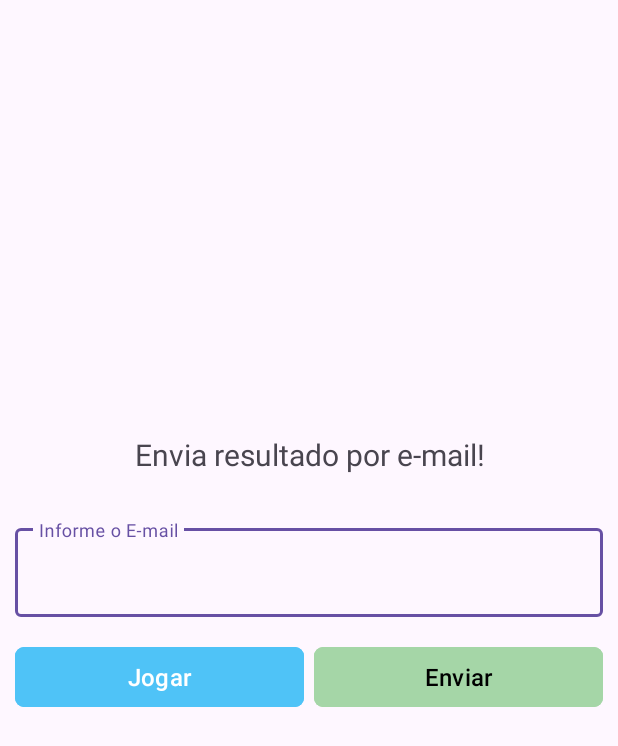
After one commit to renatocouto1867/Renato_PedraPapelTesoura, an Android app: the fragment EnviaEmailFragment placed in its activity, on a phone screen of 412 x 824 dp. The commit adds this screen. Shown: the top 746 px of the screen. Run offline under Robolectric (Android 15) with nearby library versions, the phone set to English and light mode, and no system bars.

Commit message:
inclusão do envio de email.

```diff
--- /dev/null
+++ b/app/src/main/java/com/example/renato_pedrapapeltesoura/ui/email/EnviaEmailFragment.java
@@ -0,0 +1,111 @@
+package com.example.renato_pedrapapeltesoura.ui.email;
+
+import android.content.Intent;
+import android.os.Bundle;
+import android.view.LayoutInflater;
+import android.view.View;
+import android.view.ViewGroup;
+import android.widget.Toast;
+
+import androidx.annotation.NonNull;
+import androidx.annotation.Nullable;
+import androidx.fragment.app.Fragment;
+
+import com.example.renato_pedrapapeltesoura.R;
+import com.example.renato_pedrapapeltesoura.databinding.FragmentEnviaEmailBinding;
+import com.example.renato_pedrapapeltesoura.ui.jogada.JogadaFragment;
+
+public class EnviaEmailFragment extends Fragment {
+    private static final String ARG_RESULTADO = "mensagem";
+    String mensagemEnviar;
+    String titulo = "Resultado da rodada";
+    private FragmentEnviaEmailBinding binding;
+
+    public static EnviaEmailFragment newInstance(String mensagem) {
+        EnviaEmailFragment fragment = new EnviaEmailFragment();
+        Bundle args = new Bundle();
+        args.putString(ARG_RESULTADO, mensagem);
+        fragment.setArguments(args);
+
+        return fragment;
+    }
+
+    @Override
+    public void onCreate(Bundle savedInstanceState) {
+        super.onCreate(savedInstanceState);
+        if (getArguments() != null) {
+            mensagemEnviar = getArguments().getString(ARG_RESULTADO);
+        }
+
+    }
+
+    @Override
+    public View onCreateView(@NonNull LayoutInflater inflater, @Nullable ViewGroup container,
+                             @Nullable Bundle savedInstanceState) {
+        binding = FragmentEnviaEmailBinding.inflate(inflater, container, false);
+
+        configuraClick();
+        binding.editEmail.requestFocus();
+
+        return binding.getRoot();
+    }
+
+    private void configuraClick() {
+        binding.buttonEnviar.setOnClickListener(view -> {
+            enviaEmail();
+        });
+
+        binding.buttonCancelar.setOnClickListener(view -> {
+            cancelar();
+        });
+    }
+
+    private void cancelar() {
+        iniciarFragment(JogadaFragment.newInstance());
+    }
+
+    private void iniciarFragment(Fragment fragment) {
+
+        requireActivity().getSupportFragmentManager().beginTransaction()
+                .replace(R.id.fragment_container, fragment)
+                .addToBackStack(null)
+                .commit();
+    }
+
+    //   envia email.
+    public void enviaEmail() {
+
+        try {
+            Intent intent = null;
+
+            String email = binding.editEmail.getText().toString().trim();
+
+            String text = "My Text";
+            intent = new Intent(Intent.ACTION_SEND);
+            intent.putExtra(Intent.EXTRA_EMAIL, new String[]{email});
+            intent.putExtra(Intent.EXTRA_SUBJECT, titulo);
+            intent.putExtra(Intent.EXTRA_TEXT, mensagemEnviar);
+            intent.setType("message/rfc822");
+            intent.setPackage("com.google.android.gm");
+            startActivity(intent);
+
+        } catch (Exception e) {
+            Toast.makeText(requireContext(),
+                    "Erro ao enviar email, verifique suas configurações! codigo erro: " + e.getMessage(),
+                    Toast.LENGTH_LONG).show();
+            e.printStackTrace();
+        }
+
+    }
+
+    @Override
+    public void onDestroy() {
+        super.onDestroy();
+
+        binding.buttonEnviar.setOnClickListener(view -> {
+        });
+
+        binding.buttonCancelar.setOnClickListener(view -> {
+        });
+    }
+}
--- /dev/null
+++ b/app/src/main/res/layout/fragment_envia_email.xml
@@ -0,0 +1,94 @@
+<?xml version="1.0" encoding="utf-8"?>
+<androidx.constraintlayout.widget.ConstraintLayout xmlns:android="http://schemas.android.com/apk/res/android"
+    xmlns:tools="http://schemas.android.com/tools"
+    android:layout_width="match_parent"
+    android:layout_height="match_parent"
+    xmlns:app="http://schemas.android.com/apk/res-auto"
+    tools:context=".ui.email.EnviaEmailFragment">
+
+
+    <LinearLayout
+        android:id="@+id/linearLayout"
+        android:layout_width="match_parent"
+        android:layout_height="wrap_content"
+        android:layout_marginStart="10dp"
+        android:layout_marginEnd="10dp"
+        android:orientation="vertical"
+        app:layout_constraintBottom_toBottomOf="parent"
+        app:layout_constraintEnd_toEndOf="parent"
+        app:layout_constraintStart_toStartOf="parent"
+        app:layout_constraintTop_toTopOf="parent"
+        >
+
+        <TextView
+            android:layout_width="match_parent"
+            android:layout_height="match_parent"
+            android:text="Envia resultado por e-mail!"
+            android:textSize="20sp"
+            android:layout_marginBottom="30dp"
+            android:gravity="center"
+            />
+
+
+        <com.google.android.material.textfield.TextInputLayout
+            android:id="@+id/input_layout_email"
+            style="@style/Widget.MaterialComponents.TextInputLayout.OutlinedBox"
+            android:layout_width="match_parent"
+            android:layout_height="wrap_content"
+            android:layout_marginBottom="16dp"
+            android:hint="Informe o E-mail">
+
+            <com.google.android.material.textfield.TextInputEditText
+                android:id="@+id/edit_email"
+                android:layout_width="match_parent"
+                android:layout_height="wrap_content"
+                android:inputType="textEmailAddress"
+                android:textSize="18sp" />
+
+        </com.google.android.material.textfield.TextInputLayout>
+
+        <!--Bunttos-->
+        <LinearLayout
+            android:id="@+id/layout_button"
+            android:layout_width="match_parent"
+            android:layout_height="wrap_content"
+            android:layout_marginBottom="60dp"
+            android:orientation="horizontal">
+
+            <com.google.android.material.button.MaterialButton
+                android:id="@+id/button_cancelar"
+                android:layout_width="match_parent"
+                android:layout_height="wrap_content"
+                android:layout_marginEnd="3dp"
+                android:layout_weight="1"
+                android:backgroundTint="@color/azul_escuro"
+                android:elevation="8dp"
+                android:text="@string/jogar"
+                android:textColor="@color/texto_branco"
+                android:textSize="16sp"
+                app:cornerRadius="6dp"
+
+                />
+
+            <com.google.android.material.button.MaterialButton
+                android:id="@+id/button_enviar"
+                android:layout_width="match_parent"
+                android:layout_height="wrap_content"
+                android:layout_marginStart="3dp"
+                android:layout_weight="1"
+                android:backgroundTint="@color/verde_claro"
+                android:elevation="8dp"
+                android:text="Enviar"
+                android:textColor="@color/texto_preto"
+                android:textSize="16sp"
+                app:cornerRadius="6dp" />
+
+
+        </LinearLayout>
+
+
+    </LinearLayout>
+
+
+
+</androidx.constraintlayout.widget.ConstraintLayout>
```
Also changed, not shown: app/src/main/java/com/example/renato_pedrapapeltesoura/ui/email/EnviaEmailViewModel.java (added, +7 -0 lines), app/src/main/java/com/example/renato_pedrapapeltesoura/ui/resultado/ResultadoFragment.java (+14 -3 lines), app/src/main/res/layout/fragment_resultado.xml (+31 -6 lines).
